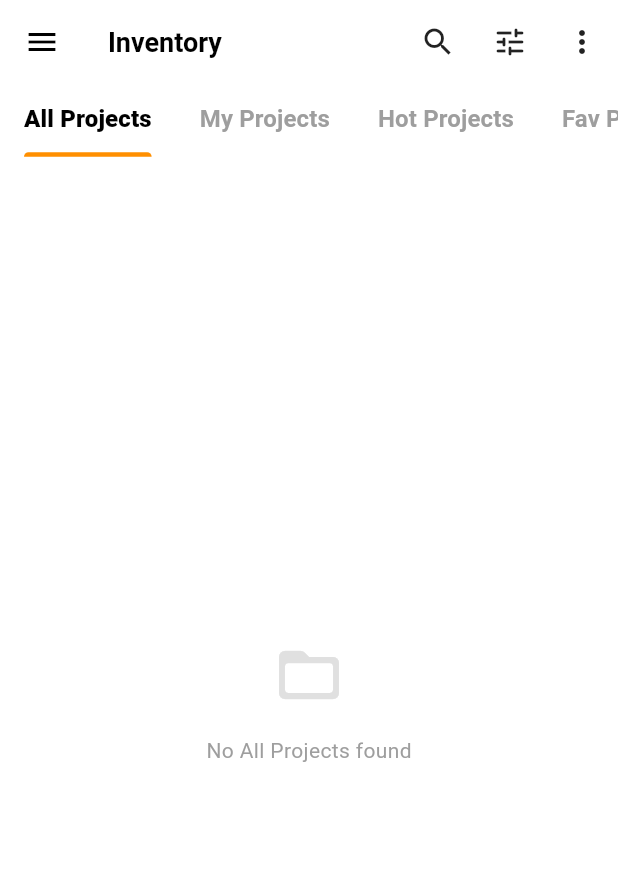
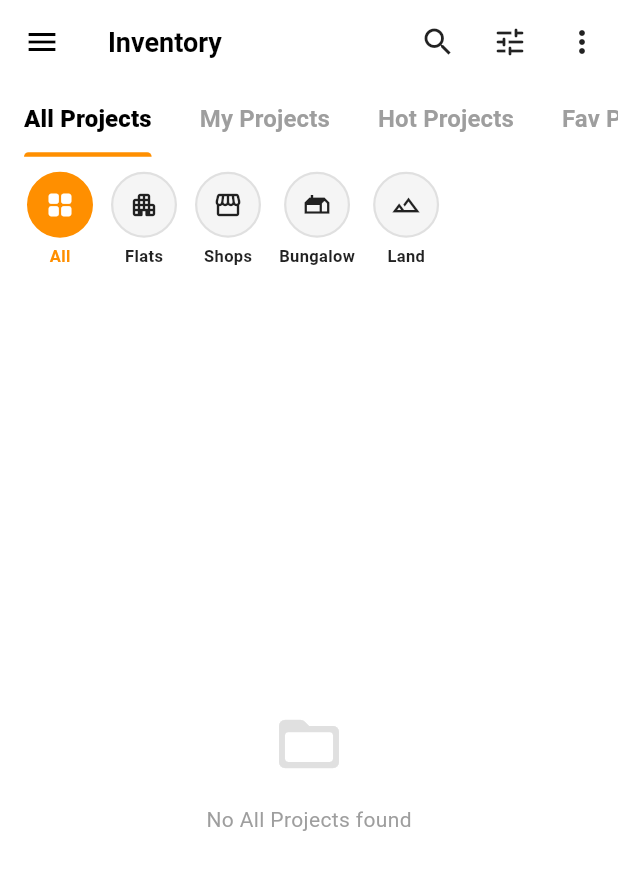
Before and after one commit to Prince-Gupta4964/RSWA, a Flutter app: the ProjectListView screen opened directly, on a phone screen of 412 x 824 dp. Shown: the top 870 px of the screen. Run offline on Flutter 3.47's test engine with Material 3 defaults, Android fonts, the phone set to English and light mode, and no system bars; our stand-ins replace cloud_firestore, file_picker, firebase_auth, firebase_core, firebase_messaging, firebase_storage and 11 more; missing offline and left inert: dart:js_interop, dart:ui_web, google_sign_in_web; accounts and stored records are empty; network calls fail.

Commit message:
Add horizontal category icon carousel below subtabs in project list view

```diff
--- a/lib/views/projects/project_list_view.dart
+++ b/lib/views/projects/project_list_view.dart
@@ -43,6 +43,13 @@ class _ProjectListViewState extends State<ProjectListView> with TickerProviderSt
 
   // --- Expanded Search Popup State ---
   String _searchCategory = 'All';
+  final List<Map<String, dynamic>> _categories = [
+    {'label': 'All', 'icon': Icons.grid_view_rounded, 'value': 'All'},
+    {'label': 'Flats', 'icon': Icons.apartment_rounded, 'value': 'Apartment'},
+    {'label': 'Shops', 'icon': Icons.storefront_outlined, 'value': 'Shop'},
+    {'label': 'Bungalow', 'icon': Icons.gite_outlined, 'value': 'Bungalow'},
+    {'label': 'Land', 'icon': Icons.landscape_outlined, 'value': 'Land'},
+  ];
   bool _isDetectingLocation = false;
 
   final Map<String, List<String>> _activeFilters = {};
@@ -891,6 +898,8 @@ class _ProjectListViewState extends State<ProjectListView> with TickerProviderSt
                 tabs: tabs.map((tab) => Tab(text: tab)).toList(),
               ),
             ),
+            const SizedBox(height: 4),
+            _buildCategoryCarousel(),
             const SizedBox(height: 8),
             if (activeChips.isNotEmpty)
               Container(
@@ -1113,6 +1122,63 @@ class _ProjectListViewState extends State<ProjectListView> with TickerProviderSt
       if (res.endsWith('.0')) res = res.substring(0, res.length - 2);
       return res;
     }
+  }
+
+  Widget _buildCategoryCarousel() {
+    return Container(
+      height: 88,
+      color: Colors.white,
+      child: ListView.builder(
+        scrollDirection: Axis.horizontal,
+        padding: const EdgeInsets.symmetric(horizontal: 12, vertical: 6),
+        itemCount: _categories.length,
+        itemBuilder: (context, index) {
+          final cat = _categories[index];
+          final isSelected = _searchCategory == cat['value'] || (_searchCategory == 'All' && cat['value'] == 'All');
+          return GestureDetector(
+            onTap: () {
+              setState(() {
+                _searchCategory = cat['value'];
+              });
+            },
+            child: Container(
+              margin: const EdgeInsets.symmetric(horizontal: 6),
+              child: Column(
+                mainAxisSize: MainAxisSize.min,
+                children: [
+                  Container(
+                    height: 44,
+                    width: 44,
+                    decoration: BoxDecoration(
+                      color: isSelected ? _primaryDark : Colors.grey.shade100,
+                      shape: BoxShape.circle,
+                      border: Border.all(
+                        color: isSelected ? _primaryDark : Colors.grey.shade300,
+                        width: 1.5,
+                      ),
+                    ),
+                    child: Icon(
+                      cat['icon'],
+                      color: isSelected ? Colors.white : Colors.black87,
+                      size: 20,
+                    ),
+                  ),
+                  const SizedBox(height: 4),
+                  Text(
+                    cat['label'],
+                    style: TextStyle(
+                      fontSize: 11,
+                      fontWeight: isSelected ? FontWeight.bold : FontWeight.w600,
+                      color: isSelected ? _primaryDark : Colors.black87,
+                    ),
+                  ),
+                ],
+              ),
+            ),
+          );
+        },
+      ),
+    );
   }
 
   void _openStatusViewer(List<ProjectModel> displayProjects, int initialIndex) {
```
